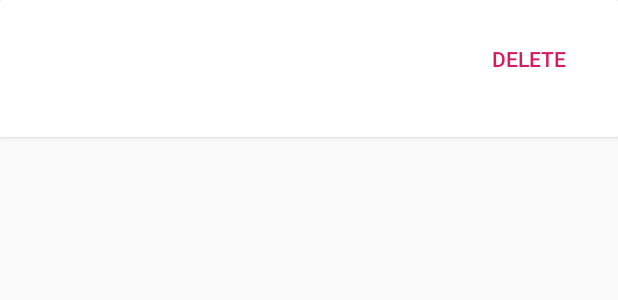
After one commit to NyanKiyoshi/uni-androidify, an Android app: the layout contact_entry.xml on its own in the app's theme, with its tools: preview values and no code run, on a phone screen of 412 x 824 dp. The commit adds this screen. Shown: the top 300 px of the screen. Run offline under Robolectric (Android 15) with nearby library versions, the phone set to English and light mode, and no system bars; network calls fail.

Commit message:
Add address book adapter, data model and views

```diff
--- a/TP4/AddressBook/app/src/main/AndroidManifest.xml
+++ b/TP4/AddressBook/app/src/main/AndroidManifest.xml
@@ -1,6 +1,8 @@
 <?xml version="1.0" encoding="utf-8"?>
 <manifest xmlns:android="http://schemas.android.com/apk/res/android"
     package="com.example.addressbook">
+
+    <uses-permission android:name="android.permission.INTERNET"></uses-permission>
 
     <application
         android:allowBackup="true"
@@ -10,7 +12,7 @@
         android:supportsRtl="true"
         android:theme="@style/AppTheme">
         <activity
-            android:name=".MainActivity"
+            android:name=".views.MainActivity"
             android:label="@string/app_name"
             android:theme="@style/AppTheme.NoActionBar">
             <intent-filter>
--- /dev/null
+++ b/TP4/AddressBook/app/src/main/java/com/example/addressbook/models/Callback.java
@@ -0,0 +1,6 @@
+package com.example.addressbook.models;
+
+public interface Callback<T> {
+    void onSuccess(T response);
+    void onError(Exception error);
+}
--- /dev/null
+++ b/TP4/AddressBook/app/src/main/res/layout/contact_entry.xml
@@ -0,0 +1,53 @@
+<?xml version="1.0" encoding="utf-8"?>
+<android.support.v7.widget.CardView
+    xmlns:android="http://schemas.android.com/apk/res/android"
+    xmlns:app="http://schemas.android.com/apk/res-auto"
+    android:layout_width="match_parent"
+    android:layout_height="wrap_content"
+    app:contentPadding="15dp"
+    app:cardCornerRadius="1dp"
+    app:cardBackgroundColor="@color/cardview_light_background">
+
+    <android.support.v7.widget.LinearLayoutCompat
+        android:layout_width="match_parent"
+        android:layout_height="wrap_content">
+
+        <LinearLayout
+            android:layout_width="wrap_content"
+            android:layout_height="wrap_content"
+            android:orientation="vertical"
+            android:layout_weight="1">
+
+            <TextView
+                android:id="@+id/id"
+                android:layout_width="wrap_content"
+                android:layout_height="wrap_content"
+                android:textSize="12sp" />
+
+            <TextView
+                android:id="@+id/firstname"
+                android:layout_width="match_parent"
+                android:layout_height="0dp"
+                android:layout_weight="1"
+                android:textSize="16sp"
+                android:textColor="@color/colorAccent"/>
+
+            <TextView
+                android:id="@+id/lastname"
+                android:layout_width="match_parent"
+                android:layout_height="0dp"
+                android:layout_weight="1"
+                android:textSize="16sp"
+                android:textColor="@color/colorAccent"/>
+        </LinearLayout>
+
+        <Button
+            android:id="@+id/delete_btn"
+            style="@style/Widget.AppCompat.Button.Borderless.Colored"
+            android:layout_width="wrap_content"
+            android:layout_height="wrap_content"
+            android:text="@string/card_delete_btn" />
+
+    </android.support.v7.widget.LinearLayoutCompat>
+
+</android.support.v7.widget.CardView>
--- /dev/null
+++ b/TP4/AddressBook/app/src/main/res/layout/contact_list_fragment.xml
@@ -0,0 +1,4 @@
+<android.support.v7.widget.RecyclerView android:id="@+id/contactListRecyclerView"
+    android:layout_width="match_parent"
+    android:layout_height="match_parent"
+    xmlns:android="http://schemas.android.com/apk/res/android" />
--- a/TP4/AddressBook/app/src/main/res/values/strings.xml
+++ b/TP4/AddressBook/app/src/main/res/values/strings.xml
@@ -13,4 +13,5 @@
     <string name="menu_tools">Tools</string>
     <string name="menu_share">Share</string>
     <string name="menu_send">Send</string>
+    <string name="card_delete_btn">Delete</string>
 </resources>
```
Also changed, not shown: TP4/AddressBook/app/build.gradle (+11 -6 lines), TP4/AddressBook/app/src/main/java/com/example/addressbook/controllers/ContactAdapter.java (added, +99 -0 lines), TP4/AddressBook/app/src/main/java/com/example/addressbook/models/AppConfig.java (added, +10 -0 lines), TP4/AddressBook/app/src/main/java/com/example/addressbook/models/ContactModel.java (added, +25 -0 lines), TP4/AddressBook/app/src/main/java/com/example/addressbook/views/ContactViewHolder.java (added, +39 -0 lines), TP4/AddressBook/app/src/main/java/com/example/addressbook/views/MainActivity.java (renamed from TP4/AddressBook/app/src/main/java/com/example/addressbook/MainActivity.java, +31 -3 lines), TP4/AddressBook/app/src/main/java/com/example/addressbook/views/fragments/ContactListFragment.java (added, +43 -0 lines), TP4/AddressBook/app/src/main/res/layout/app_bar_main.xml (+4 -3 lines), TP4/AddressBook/app/src/main/res/layout/content_main.xml (+5 -9 lines), TP4/AddressBook/app/src/main/res/drawable/plus.png (added), 1 other file.
